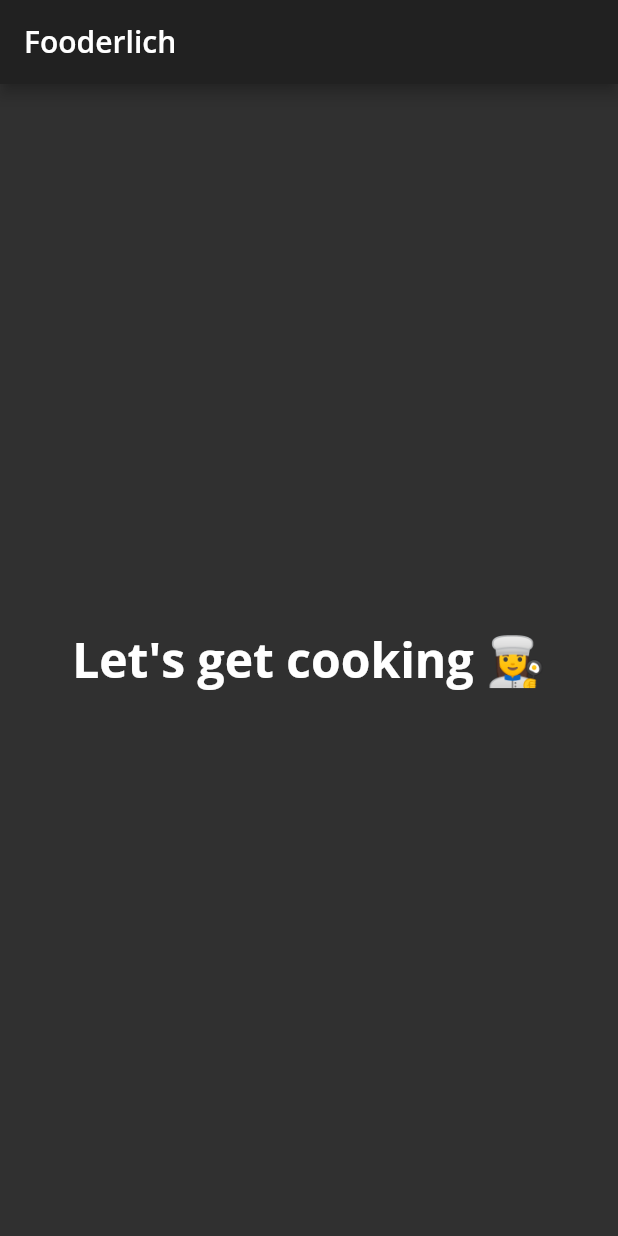
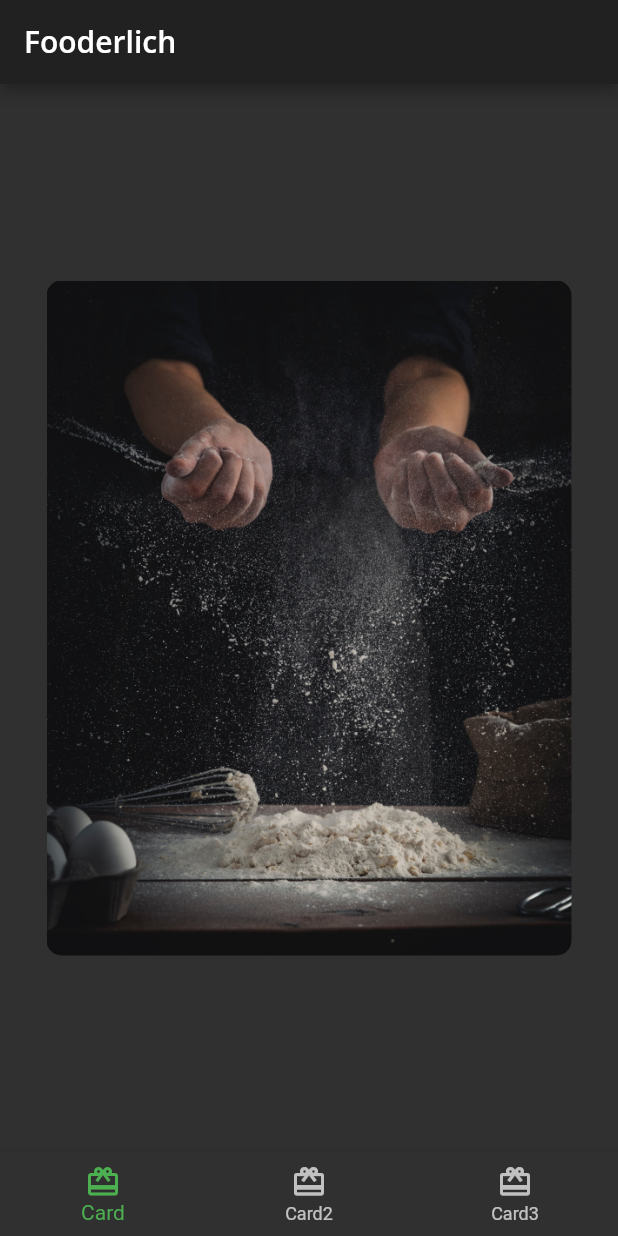
Before and after one commit to thanhnnt-git/fooderlich, a Flutter app: the screen it shows after launch, on a phone screen of 412 x 824 dp. Run offline on Flutter 3.47's test engine with Material 2 defaults, Android fonts, the phone set to English and light mode, and no system bars; our stand-ins replace google_fonts.

Commit message:
Composing Card1

```diff
--- /dev/null
+++ b/lib/card1.dart
@@ -0,0 +1,41 @@
+import 'package:flutter/material.dart';
+
+class Card1 extends StatelessWidget {
+  const Card1({Key? key}) : super(key: key);
+  // 1
+  final String category = 'Editor\'s Choice';
+  final String title = 'The Art of Dough';
+  final String description = 'Learn to make the perfect bread.';
+  final String chef = 'Ray Wenderlich';
+
+  // 2
+  @override
+  Widget build(BuildContext context) {
+    // 3
+    return Center(
+      // TODO: Card1 Decorate Container
+      child: Container(
+        // TODO: Add a stack of text
+        // 1
+        padding: const EdgeInsets.all(16),
+        // 2
+        constraints: const BoxConstraints.expand(
+          width: 350,
+          height: 450,
+        ),
+        // 3
+        decoration: const BoxDecoration(
+          // 4
+          image: DecorationImage(
+            // 5
+            image: AssetImage('assets/mag1.png'),
+            // 6
+            fit: BoxFit.cover,
+          ),
+          // 7
+          borderRadius: BorderRadius.all(Radius.circular(10.0)),
+        ),
+      ),
+    );
+  }
+}
--- /dev/null
+++ b/lib/home.dart
@@ -0,0 +1,71 @@
+import 'package:flutter/material.dart';
+import 'card1.dart';
+
+// 1
+class Home extends StatefulWidget {
+  const Home({Key? key}) : super(key: key);
+
+  @override
+  _HomeState createState() => _HomeState();
+}
+
+class _HomeState extends State<Home> {
+  // 7
+  int _selectedIndex = 0;
+
+// 8
+  static List<Widget> pages = <Widget>[
+    const Card1(),
+    // TODO: Replace with Card2
+    Container(color: Colors.green),
+    // TODO: Replace with Card3
+    Container(color: Colors.blue)
+  ];
+
+// 9
+  void _onItemTapped(int index) {
+    setState(() {
+      _selectedIndex = index;
+    });
+  }
+
+  @override
+  Widget build(BuildContext context) {
+    return Scaffold(
+      appBar: AppBar(
+        title: Text(
+          'Fooderlich',
+          // 2
+          style: Theme.of(context).textTheme.headline6,
+        ),
+      ),
+      body: pages[_selectedIndex],
+
+      // 4
+      bottomNavigationBar: BottomNavigationBar(
+        // 5
+        selectedItemColor: Theme.of(context).textSelectionTheme.selectionColor,
+        // 10
+        currentIndex: _selectedIndex,
+// 11
+        onTap: _onItemTapped,
+
+        // 6
+        items: <BottomNavigationBarItem>[
+          const BottomNavigationBarItem(
+            icon: Icon(Icons.card_giftcard),
+            label: 'Card',
+          ),
+          const BottomNavigationBarItem(
+            icon: Icon(Icons.card_giftcard),
+            label: 'Card2',
+          ),
+          const BottomNavigationBarItem(
+            icon: Icon(Icons.card_giftcard),
+            label: 'Card3',
+          ),
+        ],
+      ),
+    );
+  }
+}
--- a/lib/main.dart
+++ b/lib/main.dart
@@ -1,5 +1,6 @@
 import 'package:flutter/material.dart';
 import 'package:flutter/cupertino.dart';
+import 'home.dart';
 import 'fooderlich_theme.dart';
 
 void main() {
@@ -13,24 +14,11 @@ class Fooderlich extends StatelessWidget {
   @override
   Widget build(BuildContext context) {
     final theme = FooderlichTheme.dark();
-    // TODO: Apply Home widget
     // 3
     return MaterialApp(
-      theme: theme,
-      title: 'Fooderlich',
-      // 4
-      home: Scaffold(
-        appBar: AppBar(
-          title: Text(
-            'Fooderlich',
-            style: theme.textTheme.headline6,
-          ),
-        ),
-        body: Center(
-          child: Text('Let\'s get cooking 👩‍🍳',
-              style: theme.textTheme.headline1),
-        ),
-      ),
-    );
+        theme: theme,
+        title: 'Fooderlich',
+        // 4
+        home: const Home());
   }
 }
```
